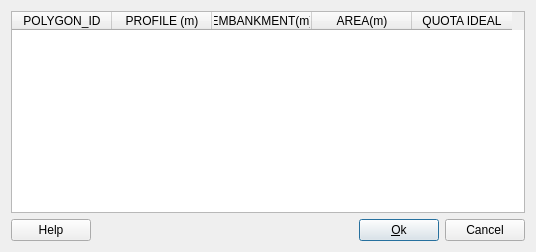
Old version of the form src/terralib/mnt/qt/ui/VolumeResultDialogForm.ui in the repository claudiobogossian/terralib5.
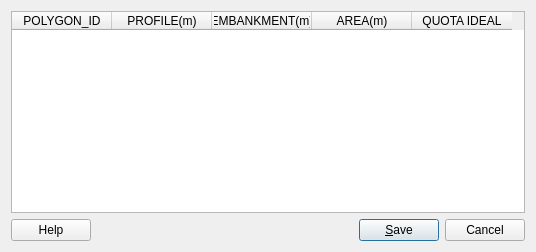
New version of the form. Custom widgets are drawn as their Qt base class.

Patch:
```diff
--- a/src/terralib/mnt/qt/ui/VolumeResultDialogForm.ui
+++ b/src/terralib/mnt/qt/ui/VolumeResultDialogForm.ui
@@ -23,7 +23,7 @@
      </column>
      <column>
       <property name="text">
-       <string>PROFILE (m)</string>
+       <string>PROFILE(m)</string>
       </property>
      </column>
      <column>
@@ -61,7 +61,7 @@
      <item row="0" column="2">
       <widget class="QPushButton" name="m_okPushButton">
        <property name="text">
-        <string>&amp;Ok</string>
+        <string>&amp;Save</string>
        </property>
       </widget>
      </item>
```
Left out of the diff: 2 changed lines with no effect on the pictures.
